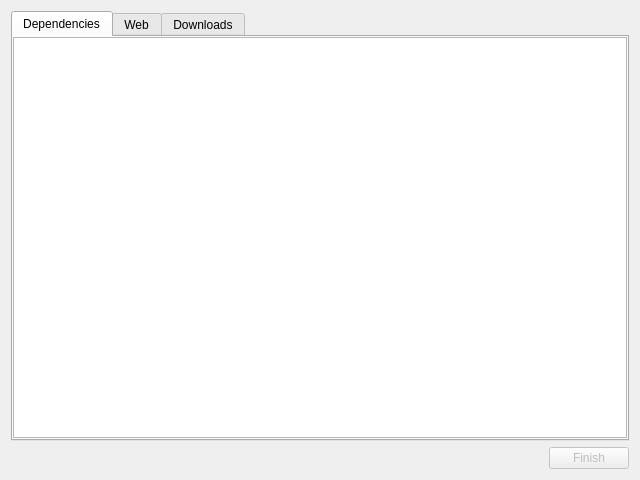
This is gui/dialogs/QuickModInstallDialog.ui in MultiMC/Launcher as Qt 5 draws it before an edit. The edited form follows.
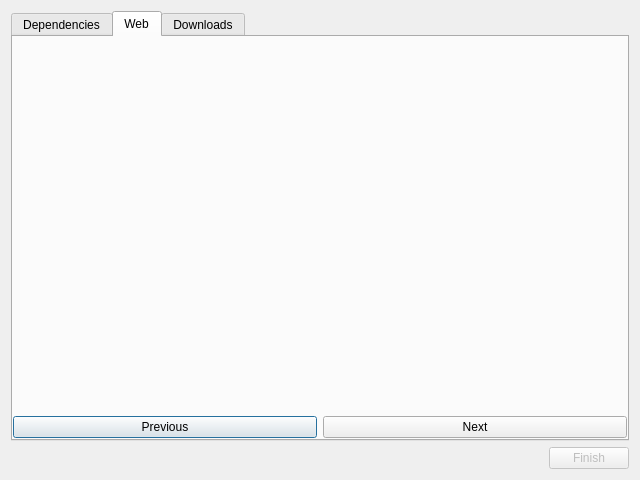
This is the edited form.

```diff
--- a/gui/dialogs/QuickModInstallDialog.ui
+++ b/gui/dialogs/QuickModInstallDialog.ui
@@ -17,7 +17,7 @@
    <item>
     <widget class="QTabWidget" name="tabWidget">
      <property name="currentIndex">
-      <number>0</number>
+      <number>1</number>
      </property>
      <widget class="QWidget" name="dependencies">
       <attribute name="title">
@@ -41,11 +41,11 @@
        </item>
       </layout>
      </widget>
-     <widget class="QWidget" name="web">
+     <widget class="QWidget" name="webContainer">
       <attribute name="title">
        <string>Web</string>
       </attribute>
-      <layout class="QVBoxLayout" name="webLayout">
+      <layout class="QVBoxLayout" name="webContainerLayout">
        <property name="leftMargin">
         <number>0</number>
        </property>
@@ -58,6 +58,27 @@
        <property name="bottomMargin">
         <number>1</number>
        </property>
+       <item>
+        <widget class="QStackedWidget" name="web"/>
+       </item>
+       <item>
+        <layout class="QHBoxLayout" name="horizontalLayout_2">
+         <item>
+          <widget class="QPushButton" name="previousButton">
+           <property name="text">
+            <string>Previous</string>
+           </property>
+          </widget>
+         </item>
+         <item>
+          <widget class="QPushButton" name="nextButton">
+           <property name="text">
+            <string>Next</string>
+           </property>
+          </widget>
+         </item>
+        </layout>
+       </item>
       </layout>
      </widget>
      <widget class="QWidget" name="downloads">
```
